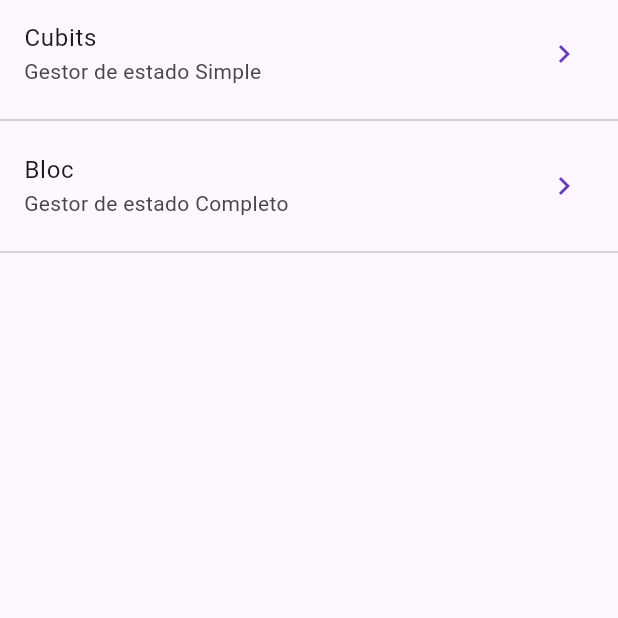
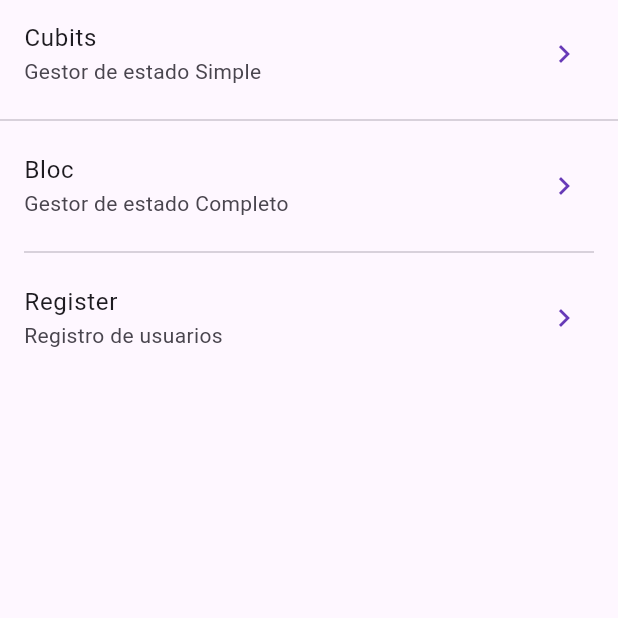
Before and after one commit to AndrexMed/BLoC--Business-Logic-Component----FlutterBloc-y-Cubits, a Flutter app: the screen it shows after launch, on a phone screen of 412 x 824 dp, the top half of it. Run offline on Flutter 3.47's test engine with Material 3 defaults, Android fonts, the phone set to English and light mode, and no system bars; our stand-ins replace equatable, flutter_bloc, go_router.

Commit message:
Preparando las vistas

```diff
--- /dev/null
+++ b/devtools_options.yaml
@@ -0,0 +1,3 @@
+description: This file stores settings for Dart & Flutter DevTools.
+documentation: https://docs.flutter.dev/tools/devtools/extensions#configure-extension-enablement-states
+extensions:
--- a/lib/config/router/app_router.dart
+++ b/lib/config/router/app_router.dart
@@ -10,4 +10,6 @@ final appRouter = GoRouter(routes: [
   GoRoute(
       path: '/bloc_counter',
       builder: (context, state) => const BlocCounterScreen()),
+  GoRoute(
+      path: '/register', builder: (context, state) => const RegisterScreen()),
 ]);
--- a/lib/presentation/screens/home_screen.dart
+++ b/lib/presentation/screens/home_screen.dart
@@ -22,7 +22,14 @@ class HomeScreen extends StatelessWidget {
             trailing: const Icon(Icons.chevron_right),
             onTap: () => context.push('/bloc_counter'),
           ),
-          const Divider(),
+          const Padding(
+              padding: EdgeInsets.symmetric(horizontal: 16), child: Divider()),
+          ListTile(
+            title: const Text('Register'),
+            subtitle: const Text('Registro de usuarios'),
+            trailing: const Icon(Icons.chevron_right),
+            onTap: () => context.push('/register'),
+          ),
         ],
       ),
     );
--- a/lib/presentation/screens/screens.dart
+++ b/lib/presentation/screens/screens.dart
@@ -1,3 +1,4 @@
 export 'home_screen.dart';
 export 'cubit_counter_screen.dart';
 export 'bloc_counter_screen.dart';
+export 'register_screen.dart';
```
Also changed, not shown: lib/presentation/screens/register_screen.dart (added, +23 -0 lines).
